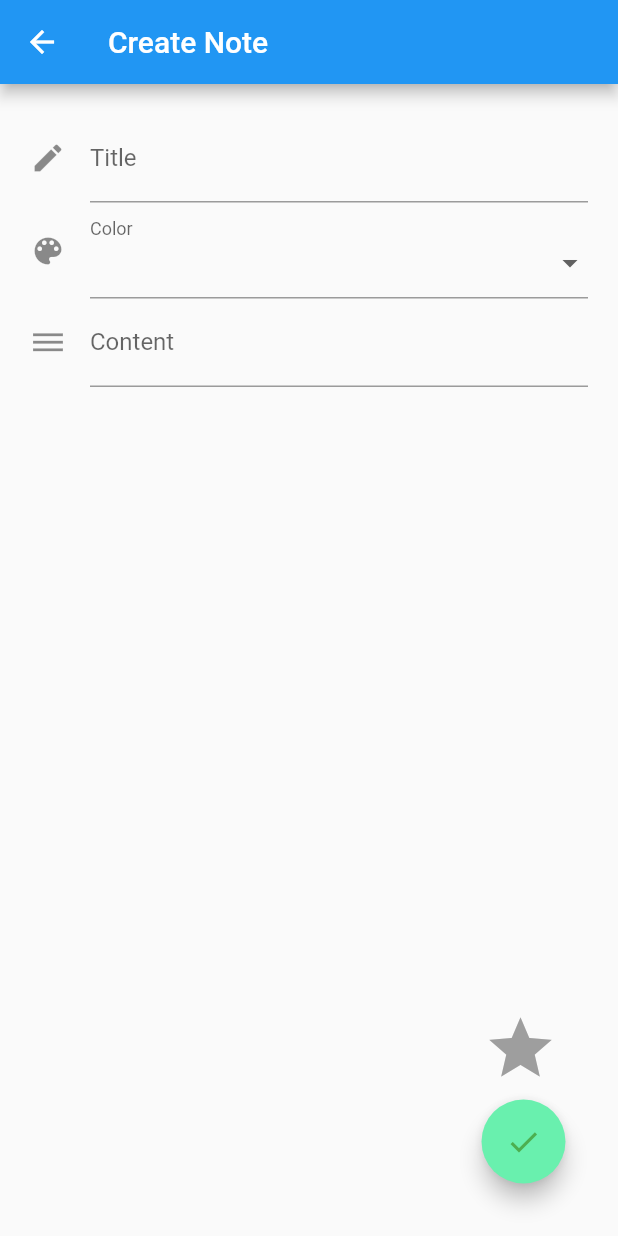
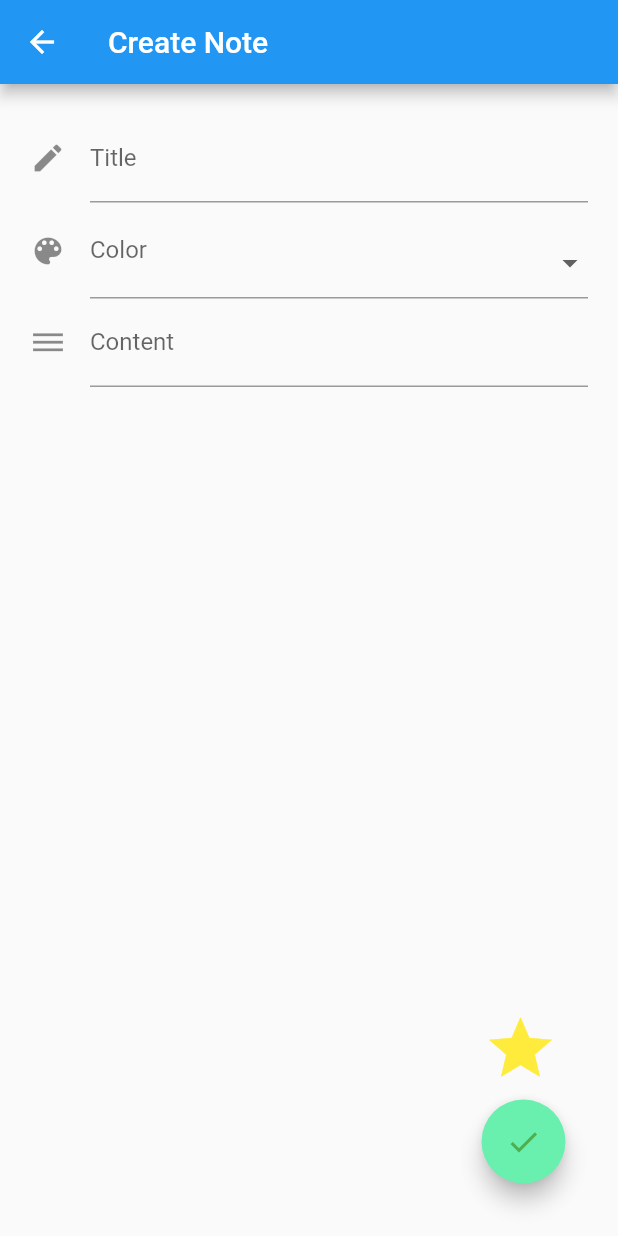
Before and after one commit to SeanFitzpatrick0/Notepad_App-Flutter, a Flutter app: the NoteCreate screen opened directly, after a tap on the "star" icon, on a phone screen of 412 x 824 dp. Run offline on Flutter 3.47's test engine with Material 2 defaults, Android fonts, the phone set to English and light mode, and no system bars.

Commit message:
Adding form functionality for isImportant and color dropdown

```diff
--- a/notepad/lib/noteCreate.dart
+++ b/notepad/lib/noteCreate.dart
@@ -10,7 +10,6 @@ Description: This is the page used to create new and edit existing
 import 'package:flutter/material.dart';
 
 import './note.dart';
-import './notepad.dart';
 
 class NoteCreate extends StatefulWidget {
   @override
@@ -41,6 +40,8 @@ class _NoteFormState extends State<NoteForm> {
   final _formKey = GlobalKey<FormState>();
   final titleController = TextEditingController();
   final contentController = TextEditingController();
+  bool _isImportant = false;
+  Color _color;
 
   @override
   void dispose() {
@@ -83,8 +84,11 @@ class _NoteFormState extends State<NoteForm> {
   }
 
   Widget _colorDropDown() {
-    String _color;
-    List<String> _colors = ['RED', 'GREEN', 'BLUE'];
+    List colors = [
+      ['Red', Colors.red],
+      ['Green', Colors.green],
+      ['Blue', Colors.blue]
+    ];
     return FormField(
       builder: (FormFieldState state) {
         return InputDecorator(
@@ -92,21 +96,32 @@ class _NoteFormState extends State<NoteForm> {
             icon: const Icon(Icons.color_lens),
             labelText: 'Color',
           ),
-          isEmpty: _color == '',
+          isEmpty: _color == null,
           child: new DropdownButtonHideUnderline(
             child: new DropdownButton(
               value: _color,
               isDense: true,
-              onChanged: (String newValue) {
+              onChanged: (newValue) {
                 setState(() {
                   _color = newValue;
                   state.didChange(newValue);
                 });
               },
-              items: _colors.map((String value) {
-                return new DropdownMenuItem(
-                  value: value,
-                  child: new Text(value),
+              items: colors.map((val) {
+                String colorName = val[0];
+                Color colorVal = val[1];
+                return DropdownMenuItem(
+                  value: colorVal,
+                  child: Row(
+                    mainAxisAlignment: MainAxisAlignment.spaceEvenly,
+                    children: <Widget>[
+                      Text(colorName),
+                      Icon(
+                        Icons.indeterminate_check_box,
+                        color: colorVal,
+                      ),
+                    ],
+                  ),
                 );
               }).toList(),
             ),
@@ -143,11 +158,13 @@ class _NoteFormState extends State<NoteForm> {
           tooltip: 'Important',
           icon: Icon(
             Icons.star,
-            color: Colors.grey,
+            color: _isImportant ? Colors.yellow : Colors.grey,
             size: 50.0,
           ),
           onPressed: () {
-            print('isImportant Pressed');
+            setState(() {
+              _isImportant = !_isImportant;
+            });
           },
         ));
   }
@@ -168,6 +185,8 @@ class _NoteFormState extends State<NoteForm> {
             Note newNote = Note(
               title: titleController.text,
               content: contentController.text,
+              isImportant: _isImportant,
+              color: _color,
             );
             Navigator.pop(ctx, newNote);
           }
```
